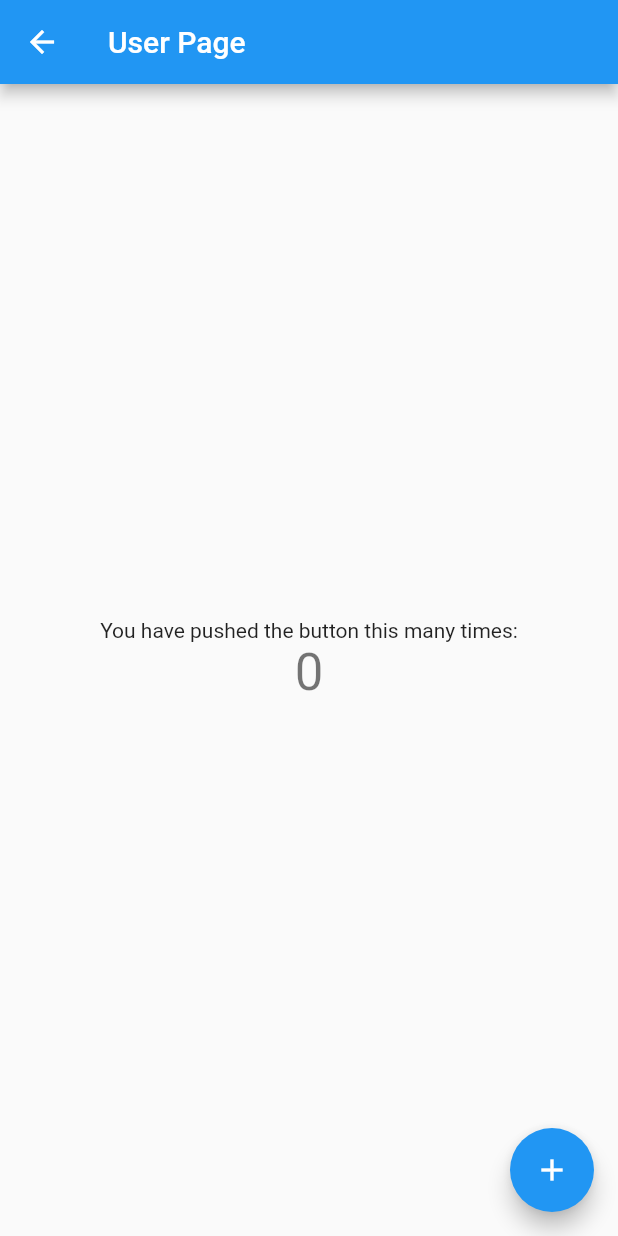
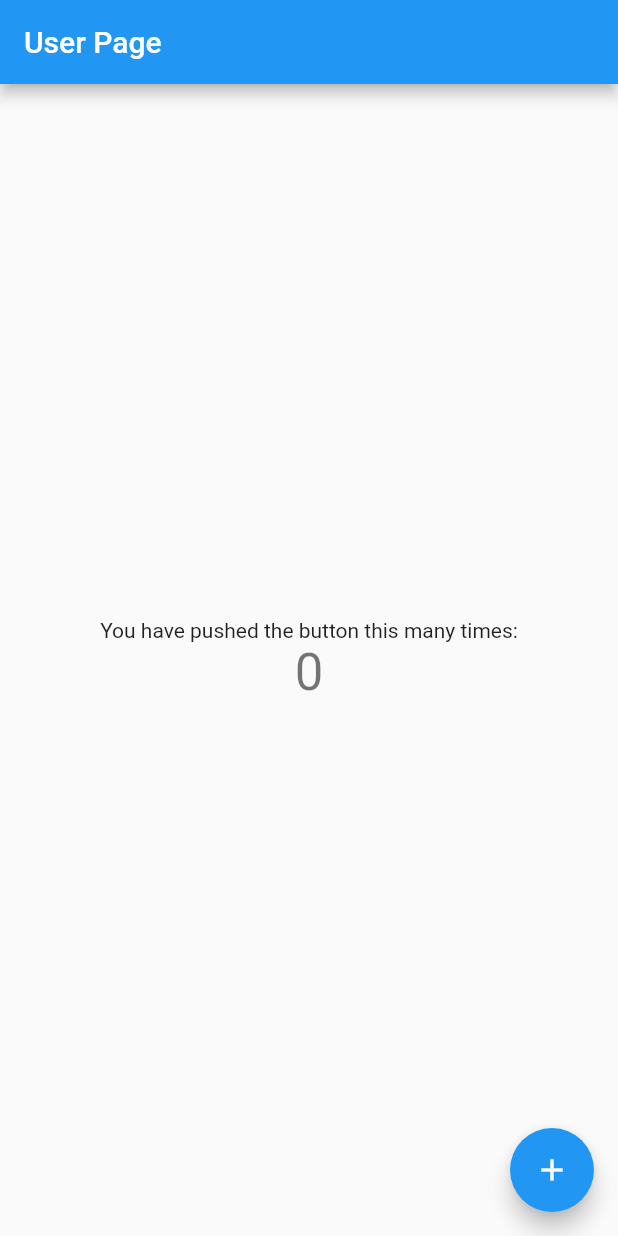
Before and after one commit to uzairirfan/ANYKEY, a Flutter app: the screen it shows after launch, after a tap on "LOGIN", on a phone screen of 412 x 824 dp. Run offline on Flutter 3.47's test engine with Material 2 defaults, Android fonts, the phone set to English and light mode, and no system bars; missing offline and left inert: postgres.

```diff
--- a/lib/LoginPage.dart
+++ b/lib/LoginPage.dart
@@ -58,12 +58,12 @@ class _LoginPageState extends State<LoginPage> {
                  // form.save();
                   print (owner);
                   if (owner) {
-                    Navigator.push(
+                    Navigator.pushReplacement(
                       context,
                       MaterialPageRoute(builder: (context) => MyOwnerPage(title: "Owner Page",)),
                     );
                   } else {
-                      Navigator.push(
+                      Navigator.pushReplacement(
                         context,
                         MaterialPageRoute(builder: (context) => MyUserPage(title: "User Page",)),
                       );
```
